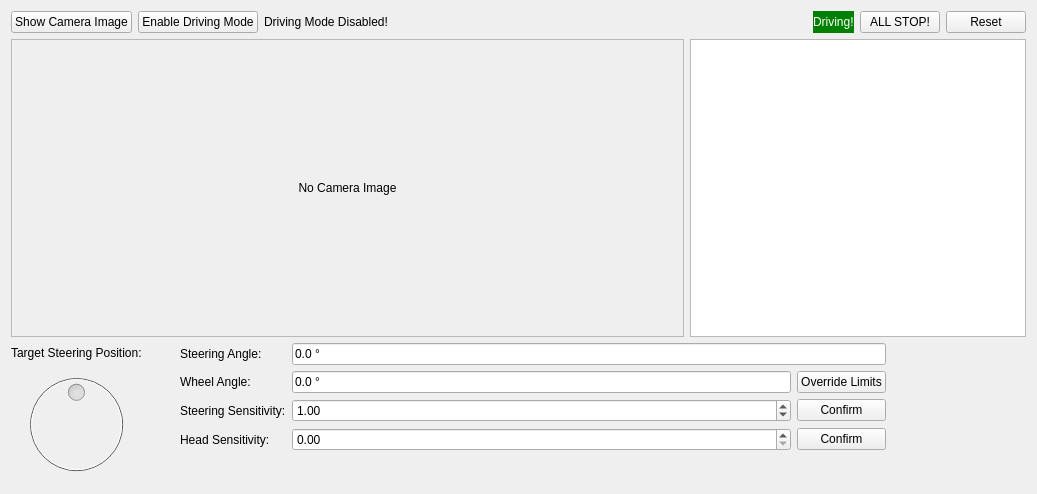
Old version of the form thor_mang_driving_widget/src/driving_widget.ui in the repository hector-humanoid/humanoid_driving.
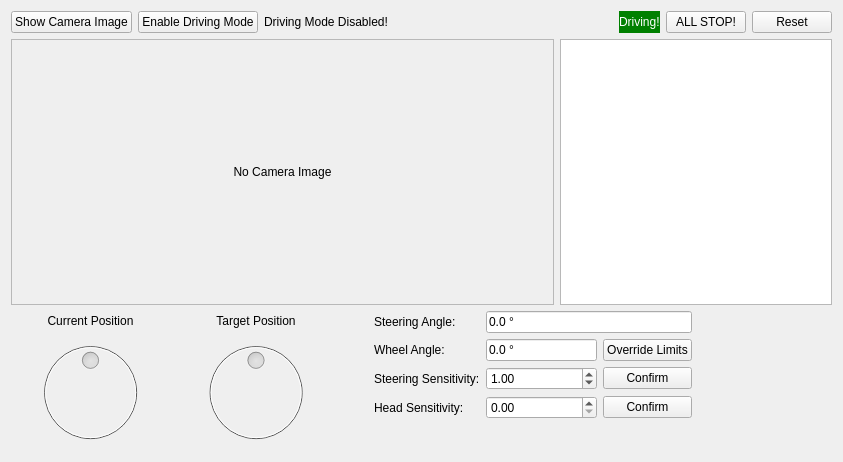
New version of the form. Icons and pictures are not drawn.

Commit message: added target-steering angle dial

The edit to the form file:
```diff
--- a/thor_mang_driving_widget/src/driving_widget.ui
+++ b/thor_mang_driving_widget/src/driving_widget.ui
@@ -6,8 +6,8 @@
    <rect>
     <x>0</x>
     <y>0</y>
-    <width>1037</width>
-    <height>494</height>
+    <width>843</width>
+    <height>462</height>
    </rect>
   </property>
   <property name="minimumSize">
@@ -32,7 +32,7 @@
      <height>0</height>
     </size>
    </property>
-   <layout class="QVBoxLayout" name="verticalLayout_2" stretch="0,1,0">
+   <layout class="QVBoxLayout" name="verticalLayout_3" stretch="0,1,0">
     <item>
      <layout class="QHBoxLayout" name="horizontalLayout">
       <item>
@@ -140,7 +140,7 @@
      </layout>
     </item>
     <item>
-     <layout class="QHBoxLayout" name="horizontalLayout_2" stretch="0,0,1,0,0">
+     <layout class="QHBoxLayout" name="horizontalLayout_2" stretch="1,1,0,2,0,0">
       <item>
        <layout class="QVBoxLayout" name="verticalLayout" stretch="0,0,1,0">
         <item>
@@ -162,12 +162,15 @@
         <item>
          <widget class="QLabel" name="label_TargetSteeringPosition">
           <property name="text">
-           <string>Target Steering Position:</string>
+           <string>Current Position</string>
+          </property>
+          <property name="alignment">
+           <set>Qt::AlignCenter</set>
           </property>
          </widget>
         </item>
         <item>
-         <widget class="QDial" name="dial_TargetSteeringPosition">
+         <widget class="QDial" name="dial_CurrentSteeringPosition">
           <property name="enabled">
            <bool>false</bool>
           </property>
@@ -212,6 +215,80 @@
         </item>
        </layout>
       </item>
+      <item>
+       <layout class="QVBoxLayout" name="verticalLayout_2" stretch="0,0,1,0">
+        <item>
+         <spacer name="verticalSpacer_4">
+          <property name="orientation">
+           <enum>Qt::Vertical</enum>
+          </property>
+          <property name="sizeType">
+           <enum>QSizePolicy::Fixed</enum>
+          </property>
+          <property name="sizeHint" stdset="0">
+           <size>
+            <width>1</width>
+            <height>3</height>
+           </size>
+          </property>
+         </spacer>
+        </item>
+        <item>
+         <widget class="QLabel" name="label_TargetSteeringPosition_2">
+          <property name="text">
+           <string>Target Position</string>
+          </property>
+          <property name="alignment">
+           <set>Qt::AlignCenter</set>
+          </property>
+         </widget>
+        </item>
+        <item>
+         <widget class="QDial" name="dial_TargetSteeringPosition">
+          <property name="enabled">
+           <bool>false</bool>
+          </property>
+          <property name="minimum">
+           <number>-180</number>
+          </property>
+          <property name="maximum">
+           <number>180</number>
+          </property>
+          <property name="orientation">
+           <enum>Qt::Horizontal</enum>
+          </property>
+          <property name="invertedAppearance">
+           <bool>false</bool>
+          </property>
+          <property name="invertedControls">
+           <bool>false</bool>
+          </property>
+          <property name="wrapping">
+           <bool>true</bool>
+          </property>
+          <property name="notchTarget">
+           <double>0.000000000000000</double>
+          </property>
+          <property name="notchesVisible">
+           <bool>false</bool>
+          </property>
+         </widget>
+        </item>
+        <item>
+         <spacer name="verticalSpacer_5">
+          <property name="orientation">
+           <enum>Qt::Vertical</enum>
+          </property>
+          <property name="sizeHint" stdset="0">
+           <size>
+            <width>20</width>
+            <height>0</height>
+           </size>
+          </property>
+         </spacer>
+        </item>
+       </layout>
+      </item>
       <item>
        <spacer name="horizontalSpacer">
         <property name="orientation">
```
Left out of the diff: 2 changed lines with no effect on the pictures. The commit also changes 3 other files.
